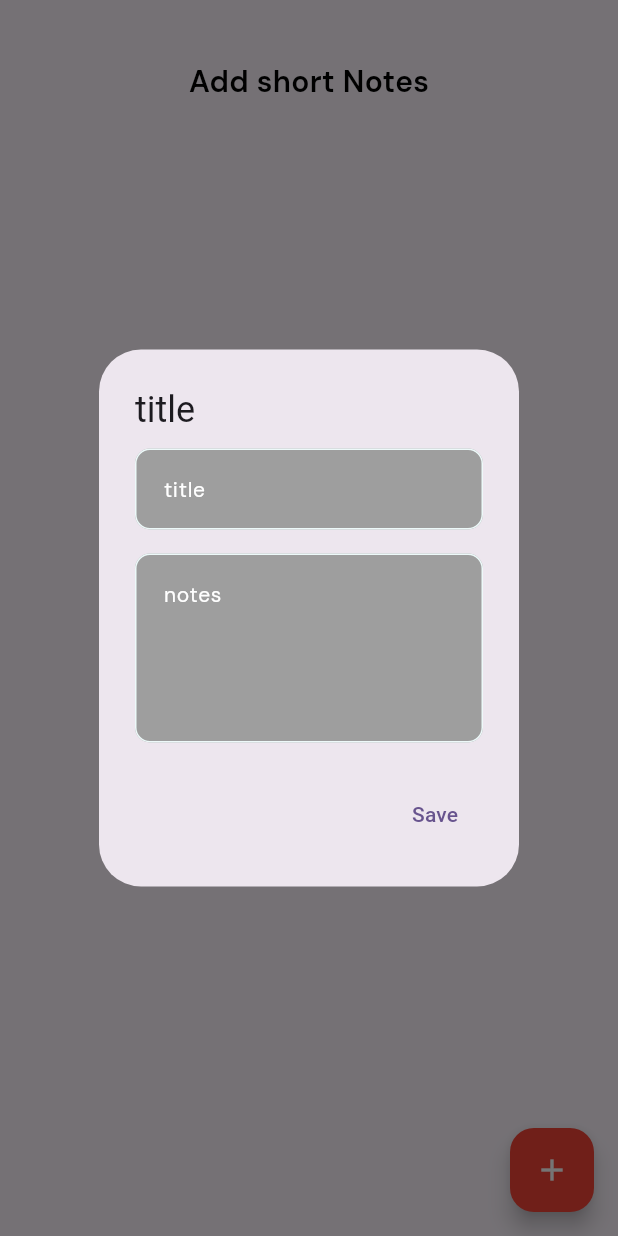
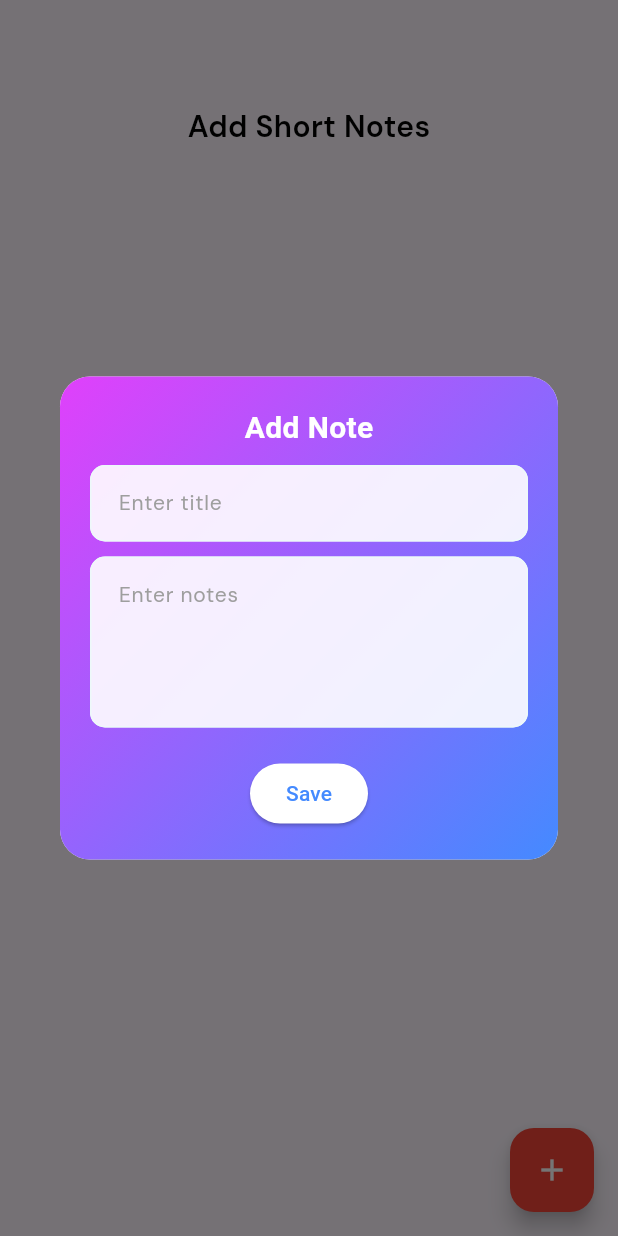
Before and after one commit to IjazAhmedOfficialFlutter/design_notes, a Flutter app: the HomeScreen screen opened directly, after a tap on the "add" icon, on a phone screen of 412 x 824 dp. Run offline on Flutter 3.47's test engine with Material 3 defaults, Android fonts, the light colour scheme and no system bars; our stand-ins replace flutter_easyloading, font_awesome_flutter, google_fonts, supabase_flutter; accounts and stored records are empty.

Commit message:
Separation functionality

```diff
--- /dev/null
+++ b/lib/data/supabase_services.dart
@@ -0,0 +1,33 @@
+import 'package:supabase_flutter/supabase_flutter.dart';
+
+class SupaBaseService {
+  final SupabaseClient supaBase;
+
+  SupaBaseService(this.supaBase);
+
+  Future<List<dynamic>> fetchNotes() async {
+    final response = await supaBase
+        .from('notes')
+        .select()
+        .order('created_at', ascending: false);
+    return response;
+  }
+
+  Future<void> addNote(String title, String body) async {
+    await supaBase.from('notes').insert({
+      'title': title,
+      'body': body,
+    });
+  }
+
+  Future<void> deleteNote(int id) async {
+    await supaBase.from('notes').delete().eq('id', id);
+  }
+
+  Future<void> editNote(int id, String title, String body) async {
+    await supaBase.from('notes').update({
+      'title': title,
+      'body': body,
+    }).eq('id', id);
+  }
+}
--- a/lib/global_widgets/text_field_widget.dart
+++ b/lib/global_widgets/text_field_widget.dart
@@ -2,7 +2,6 @@ import 'package:flutter/material.dart';
 
 import '../utilities/app_colors.dart';
 import '../utilities/app_text_styles_poppins.dart';
-
 
 class TextFieldWidget extends StatefulWidget {
   final String hintText;
@@ -17,9 +16,11 @@ class TextFieldWidget extends StatefulWidget {
   final bool enabled;
   final VoidCallback? onTap;
   final Color? textFieldColor;
+  final TextStyle? textStyle; // Custom text style for input
+  final TextStyle? hintTextStyle; // Custom hint text style
 
-  const TextFieldWidget(
-      {super.key,
+  const TextFieldWidget({
+    super.key,
     required this.hintText,
     this.textFieldController,
     this.readOnly = false,
@@ -31,7 +32,10 @@ class TextFieldWidget extends StatefulWidget {
     required this.obscureText,
     this.suffixIcon,
     this.prefixIcon,
-      this.onTap});
+    this.onTap,
+    this.textStyle, // Added parameter for text style
+    this.hintTextStyle, // Added parameter for hint text style
+  });
 
   @override
   State<TextFieldWidget> createState() => _TextFieldWidgetState();
@@ -49,9 +53,8 @@ class _TextFieldWidgetState extends State<TextFieldWidget> {
       obscureText: widget.obscureText,
       readOnly: widget.readOnly,
       onTap: widget.onTap,
-      style: const TextStyle(color: Colors.white),
+      style: widget.textStyle ?? const TextStyle(color: Colors.white), // Apply custom style
       decoration: InputDecoration(
-
         suffixIcon: widget.suffixIcon,
         prefixIcon: widget.prefixIcon,
         contentPadding: const EdgeInsets.symmetric(
@@ -60,7 +63,7 @@ class _TextFieldWidgetState extends State<TextFieldWidget> {
         ),
         filled: true,
         fillColor: widget.textFieldColor,
-        hintStyle: fourteen400TextStyle(color: Colors.white),
+        hintStyle: widget.hintTextStyle ?? fourteen400TextStyle(color: Colors.grey), // Apply custom hint style
         hintText: widget.hintText,
         border: InputBorder.none,
         enabledBorder: OutlineInputBorder(
--- a/lib/screens/home_screen.dart
+++ b/lib/screens/home_screen.dart
@@ -3,6 +3,8 @@ import 'package:design_notes/utilities/app_text_styles_poppins.dart';
 import 'package:flutter/material.dart';
 import 'package:font_awesome_flutter/font_awesome_flutter.dart';
 import 'package:supabase_flutter/supabase_flutter.dart';
+
+import '../data/supabase_services.dart';
 
 class HomeScreen extends StatefulWidget {
   const HomeScreen({super.key});
@@ -13,16 +15,13 @@ class HomeScreen extends StatefulWidget {
 
 class _HomeScreenState extends State<HomeScreen> {
   final textController = TextEditingController();
-  final TextEditingController titleController = TextEditingController();
+  final titleController = TextEditingController();
+  final SupaBaseService supaBaseData = SupaBaseService(Supabase.instance.client);
+
   List<dynamic> notes = [];
 
-  final SupabaseClient supaBase = Supabase.instance.client;
-
   Future<void> fetchNotes() async {
-    final response = await supaBase
-        .from('notes')
-        .select()
-        .order('created_at', ascending: false);
+    final response = await supaBaseData.fetchNotes();
     setState(() {
       notes = response;
     });
@@ -32,135 +31,187 @@ class _HomeScreenState extends State<HomeScreen> {
     if (titleController.text.isEmpty || textController.text.isEmpty) {
       return;
     }
-    await supaBase.from('notes').insert({
-      'title': titleController.text,
-      'body': textController.text,
-    });
+    await supaBaseData.addNote(
+      titleController.text,
+      textController.text,
+    );
     titleController.clear();
     textController.clear();
     fetchNotes();
   }
 
-  Future<void> deleteNote(int id) async {
-    await supaBase.from('notes').delete().eq('id', id);
+  Future<void> deleteNoteHandler(int id) async {
+    await supaBaseData.deleteNote(id);
     fetchNotes();
   }
 
-  Future<void> editNotes(int id) async {
-    await supaBase.from('notes').update({
-      "title":titleController.text,
-      "body":textController.text
-
-    }).eq("id", id);
-
+  Future<void> editNoteHandler(int id) async {
+    await supaBaseData.editNote(
+      id,
+      titleController.text,
+      textController.text,
+    );
     fetchNotes();
   }
+
   @override
   void initState() {
     super.initState();
     fetchNotes();
   }
-  showDialogBox() async {
-    showDialog(
+
+  Future<void> showDialogBox() async {
+    await showDialog(
       context: context,
-        builder: (context) => AlertDialog(
-            title: Column(
+      builder: (context) => Dialog(
+        shape: RoundedRectangleBorder(borderRadius: BorderRadius.circular(20)),
+        backgroundColor: Colors.white,
+        child: Container(
+          decoration: BoxDecoration(
+            borderRadius: BorderRadius.circular(20),
+            gradient: LinearGradient(
+              colors: [Colors.purpleAccent, Colors.blueAccent],
+              begin: Alignment.topLeft,
+              end: Alignment.bottomRight,
+            ),
+          ),
+          padding: const EdgeInsets.all(20),
+          child: Column(
             mainAxisSize: MainAxisSize.min,
-              mainAxisAlignment: MainAxisAlignment.start,
-              crossAxisAlignment: CrossAxisAlignment.start,
             children: [
-                Text("title"),
-                SizedBox(
-                  height: 10,
+              const Text(
+                "Add Note",
+                style: TextStyle(
+                  fontSize: 20,
+                  fontWeight: FontWeight.bold,
+                  color: Colors.white,
                 ),
+              ),
+              const SizedBox(height: 10),
               TextFieldWidget(
-                    textFieldColor: Colors.grey,
+                textStyle: fourteen400TextStyle(color: Colors.black),
+                textFieldColor: Colors.white.withOpacity(0.9),
                 maxLines: 1,
                 textFieldController: titleController,
-                    hintText: "title",
-                    obscureText: false),
-              ],
+                hintText: "Enter title",
+
+                obscureText: false,
               ),
-            actions: [
-              TextButton(
+              const SizedBox(height: 10),
+              TextFieldWidget(
+                textStyle: fourteen400TextStyle(color: Colors.black),
+
+                textFieldColor: Colors.white.withOpacity(0.9),
+                maxLines: 4,
+                textFieldController: textController,
+                hintText: "Enter notes",
+                obscureText: false,
+              ),
+              const SizedBox(height: 20),
+              ElevatedButton(
                 onPressed: () {
                   Navigator.pop(context);
                   addNote();
                 },
-                  child: Text("Save"))
+                style: ElevatedButton.styleFrom(
+                  backgroundColor: Colors.white,
+                  foregroundColor: Colors.blueAccent,
+                  shape: RoundedRectangleBorder(
+                    borderRadius: BorderRadius.circular(20),
+                  ),
+                ),
+                child: const Text("Save"),
+              ),
             ],
-            content: TextFieldWidget(
-                textFieldColor: Colors.grey,
+          ),
+        ),
+      ),
+    );
+  }
+
+  Future<void> showDialogBoxEdit({required String title, required String content, required int id}) async {
+    titleController.text = title;
+    textController.text = content;
+
+    await showDialog(
+      context: context,
+      builder: (context) => Dialog(
+        shape: RoundedRectangleBorder(borderRadius: BorderRadius.circular(20)),
+        backgroundColor: Colors.white,
+        child: Container(
+          decoration: BoxDecoration(
+            borderRadius: BorderRadius.circular(20),
+            gradient: LinearGradient(
+              colors: [Colors.orangeAccent, Colors.redAccent],
+              begin: Alignment.topLeft,
+              end: Alignment.bottomRight,
+            ),
+          ),
+          padding: const EdgeInsets.all(20),
+          child: Column(
+            mainAxisSize: MainAxisSize.min,
+            children: [
+              const Text(
+                "Edit Note",
+                style: TextStyle(
+                  fontSize: 20,
+                  fontWeight: FontWeight.bold,
+                  color: Colors.white,
+                ),
+              ),
+              const SizedBox(height: 10),
+              TextFieldWidget(
+                textFieldColor: Colors.white.withOpacity(0.9),
+                maxLines: 1,
+                textFieldController: titleController,
+                hintText: "Edit title",
+                obscureText: false,
+              ),
+              const SizedBox(height: 10),
+              TextFieldWidget(
+                textFieldColor: Colors.white.withOpacity(0.9),
                 maxLines: 4,
                 textFieldController: textController,
-                hintText: "notes",
-                obscureText: false)));
-  }
-  showDialogBoxEdit({required String title, required String content, int ?id}) async {
-
-    titleController.text=title;
-    textController.text=content;
-    showDialog(
-        context: context,
-        builder: (context) => AlertDialog(
-            title: Column(
-              mainAxisSize: MainAxisSize.min,
-              mainAxisAlignment: MainAxisAlignment.start,
-              crossAxisAlignment: CrossAxisAlignment.start,
-              children: [
-                Text("title"),
-                SizedBox(
-                  height: 10,
+                hintText: "Edit notes",
+                obscureText: false,
               ),
-                TextFieldWidget(
-                    textFieldColor: Colors.grey,
-                    maxLines: 1,
-                    textFieldController: titleController,
-                    hintText: "title",
-                    obscureText: false),
+              const SizedBox(height: 20),
+              ElevatedButton(
+                onPressed: () {
+                  Navigator.pop(context);
+                  editNoteHandler(id);
+                },
+                style: ElevatedButton.styleFrom(
+                  backgroundColor: Colors.white,
+                  foregroundColor: Colors.redAccent,
+                  shape: RoundedRectangleBorder(
+                    borderRadius: BorderRadius.circular(20),
+                  ),
+                ),
+                child: const Text("Update"),
+              ),
             ],
           ),
-            actions: [
-              TextButton(
-                  onPressed: () {
-                    Navigator.pop(context);
-                   editNotes(id!);
-                  },
-                  child: Text("update"))
-            ],
-            content: TextFieldWidget(
-                textFieldColor: Colors.grey,
-                maxLines: 4,
-                textFieldController: textController,
-                hintText: "notes",
-                obscureText: false)));
+        ),
+      ),
+    );
   }
+
   @override
   Widget build(BuildContext context) {
     return Scaffold(
       floatingActionButton: FloatingActionButton(
         backgroundColor: Colors.red,
-          onPressed: () async {
-            await showDialogBox();
-          },
-          child: Icon(
-            Icons.add,
-            color: Colors.white,
-          )),
+        onPressed: () => showDialogBox(),
+        child: const Icon(Icons.add, color: Colors.white),
+      ),
       body: Padding(
         padding: const EdgeInsets.symmetric(horizontal: 20),
         child: Column(
-          mainAxisAlignment: MainAxisAlignment.center,
-          crossAxisAlignment: CrossAxisAlignment.center,
-          mainAxisSize: MainAxisSize.min,
           children: [
-            SizedBox(
-              height: 40,
-            ),
-
-            Text("Add short Notes", style: twenty600TextStyle(color: Colors.black),),
-
-            SizedBox(height: 30),
+            const SizedBox(height: 70),
+            Text("Add Short Notes", style: twenty600TextStyle(color: Colors.black)),
+            const SizedBox(height: 30),
             Expanded(
               child: ListView.builder(
                 itemCount: notes.length,
@@ -168,25 +219,27 @@ class _HomeScreenState extends State<HomeScreen> {
                   final note = notes[index];
                   return Card(
                     margin: const EdgeInsets.all(8.0),
+                    shape: RoundedRectangleBorder(borderRadius: BorderRadius.circular(15)),
+                    elevation: 5,
                     child: ListTile(
-                      title: Text(note['title'].toString()),
+                      title: Text(note['title'].toString(), style: TextStyle(fontWeight: FontWeight.bold)),
                       subtitle: Text(note['body'].toString()),
                       trailing: SizedBox(
-                        width: 100, // Adjust width to fit your icons comfortably
+                        width: 100,
                         child: Row(
                           mainAxisAlignment: MainAxisAlignment.end,
                           children: [
                             IconButton(
-                              icon: Icon(FontAwesomeIcons.penToSquare, color: Colors.red),
+                              icon: const Icon(FontAwesomeIcons.penToSquare, color: Colors.red),
                               onPressed: () => showDialogBoxEdit(
                                 title: note['title'].toString(),
                                 content: note['body'].toString(),
-                                id: note['id']
+                                id: note['id'],
                               ),
                             ),
                             IconButton(
-                              icon: Icon(FontAwesomeIcons.trash, color: Colors.red),
-                              onPressed: () => deleteNote(note['id']),
+                              icon: const Icon(FontAwesomeIcons.trash, color: Colors.red),
+                              onPressed: () => deleteNoteHandler(note['id']),
                             ),
                           ],
                         ),
@@ -195,8 +248,7 @@ class _HomeScreenState extends State<HomeScreen> {
                   );
                 },
               ),
-            )
-
+            ),
           ],
         ),
       ),
```
Lines whose indentation alone changed are shown as unchanged.
